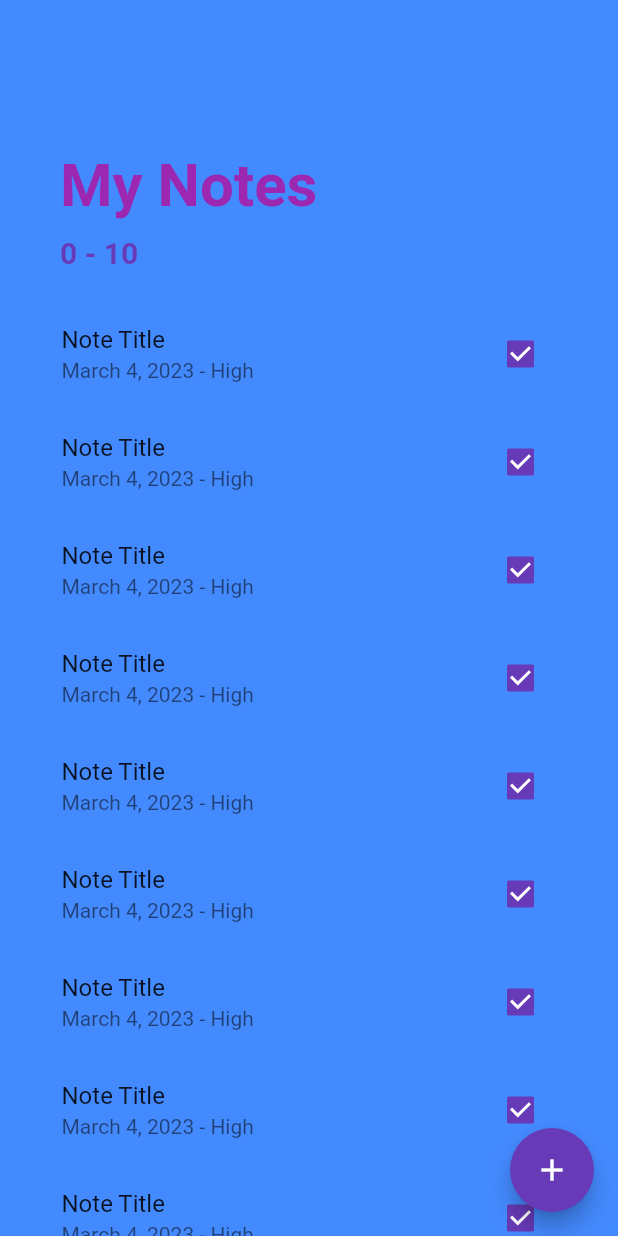
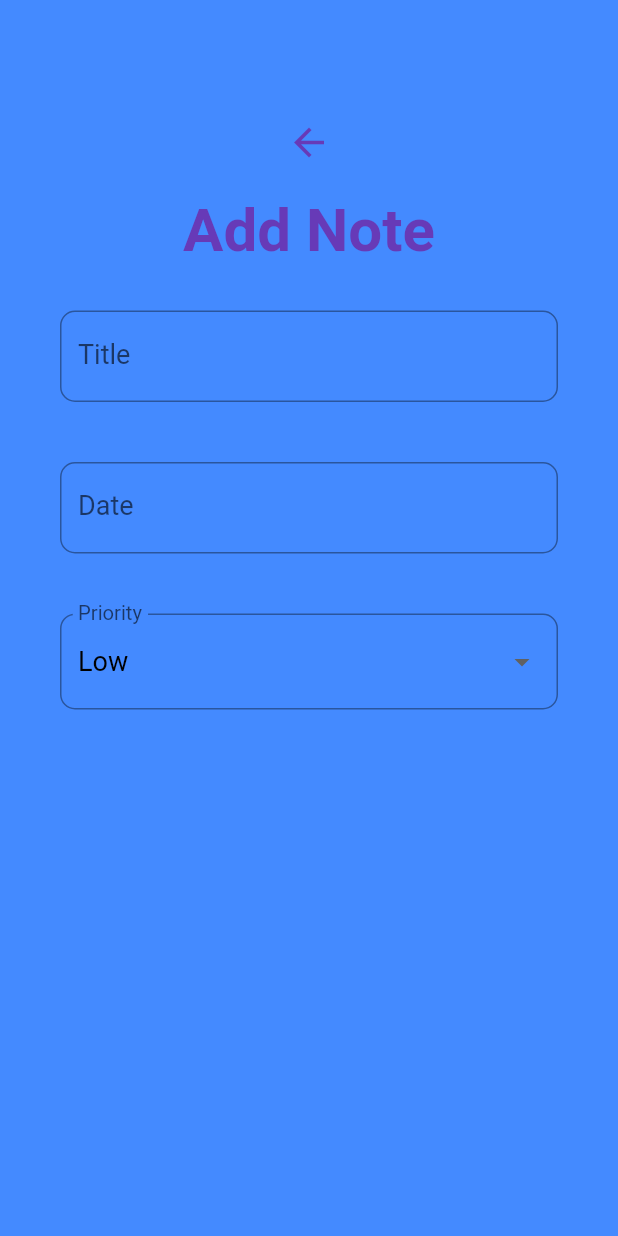
Before and after one commit to ZeggyRaph/Todo, a Flutter app: the screen it shows after launch, after a tap on the "add" icon, on a phone screen of 412 x 824 dp. Run offline on Flutter 3.47's test engine with Material 2 defaults, Android fonts, the phone set to English and light mode, and no system bars.

Commit message:
just designed the add_note_screen

```diff
--- /dev/null
+++ b/lib/screens/add_note_screen.dart
@@ -0,0 +1,137 @@
+import 'package:flutter/material.dart';
+import 'package:intl/intl.dart';
+import 'package:my_todo/screens/home_screen.dart';
+
+class AddNoteScreen extends StatefulWidget {
+  const AddNoteScreen({Key? key}) : super(key: key);
+
+  @override
+  State<AddNoteScreen> createState() => _AddNoteScreenState();
+}
+
+class _AddNoteScreenState extends State<AddNoteScreen> {
+  final _formKey = GlobalKey<FormState>();
+  String _title = '';
+  String _priority = 'Low';
+  DateTime _date = DateTime.now();
+  String btnText = 'Add Note';
+  String titleText = 'Add Note';
+
+  final TextEditingController _dateController = TextEditingController();
+  final DateFormat _dateFormatter = DateFormat('MMM dd, yyyy' );
+  final List<String> _priorities = ['Low', 'Medium', 'High'];
+
+  _handleDatePicker() async{
+    final DateTime? date = await showDatePicker(context: context, initialDate: _date,
+        firstDate: DateTime(2000), lastDate: DateTime(2100));
+    if(date != null && date != _date ){
+      setState(() {
+        _date = date;
+      });
+      _dateController.text = _dateFormatter.format(date);
+    }
+  }
+  @override
+  Widget build(BuildContext context) {
+    return Scaffold(
+      backgroundColor:Colors.blueAccent ,
+      body: GestureDetector(
+        onTap: (){},
+        child: SingleChildScrollView(
+          child: Container(
+            padding: const EdgeInsets.symmetric(
+              horizontal: 40.0,
+                vertical: 80,
+            ),
+            child: Column( children:<Widget> [
+              GestureDetector(
+                onTap: () => Navigator.pushReplacement(context,
+                    MaterialPageRoute(builder: (_) => const HomeScreen(),),),
+                child: Icon(Icons.arrow_back,
+                size: 30.0,
+                color: Theme.of(context).primaryColor,),
+              ),
+              const SizedBox(height: 20.0,),
+              const Text('Add Note',
+                style: TextStyle(
+                  color: Colors.deepPurple,
+                  fontSize: 40.0,
+                  fontWeight: FontWeight.bold
+                ),),
+              const SizedBox(height: 10.0,),
+              Form(
+                key: _formKey,
+              child: Column(
+                children:  [
+                  Padding(
+                      padding:
+                      const EdgeInsets.symmetric(vertical: 20.0),
+                  child: TextFormField(
+                    style: const TextStyle(
+                        fontSize:18.0 ),
+                    decoration: InputDecoration(
+                      labelText: 'Title',
+                      labelStyle: const TextStyle(fontSize: 18.0),
+                      border: OutlineInputBorder(
+                        borderRadius: BorderRadius.circular(10),
+                      ),
+                    ),
+                  ),),
+                  Padding(
+                    padding:
+                    const EdgeInsets.symmetric(vertical: 20.0),
+                    child: TextFormField(
+                      readOnly: true,
+                      controller: _dateController,
+                      onTap: _handleDatePicker,
+                      style: const TextStyle(
+                          fontSize:18.0 ),
+                      decoration: InputDecoration(
+                        labelText: 'Date',
+                        labelStyle: const TextStyle(fontSize: 18.0),
+                        border: OutlineInputBorder(
+                          borderRadius: BorderRadius.circular(10),
+                       ),
+                      ),
+                    ),),
+                  Padding(
+                    padding:
+                    const EdgeInsets.symmetric(
+                    vertical: 20.0
+                  ),
+                    child: DropdownButtonFormField(
+                      items: _priorities.map((String priority){
+                        return DropdownMenuItem(
+                          value: priority,
+                          child: Text(priority,
+                        style: const TextStyle(
+                          color: Colors.black,
+                          fontSize: 18.0,
+                        ),),);
+                      }).toList(),
+                      style: const TextStyle(fontSize: 18.0),
+                      decoration: InputDecoration(
+                        labelText: 'Priority',
+                        labelStyle: const TextStyle(fontSize: 18.0),
+                        border: OutlineInputBorder(
+                          borderRadius: BorderRadius.circular(10),
+                        ),
+                      ),
+                      value: _priority,
+                      onChanged: (value) {
+                        setState(() {
+                          _priority = value.toString();
+                        });
+                      },
+                    ),
+                  ),
+                ],
+              ),),
+            ]),
+          ),
+        ),
+      ),
+
+    );
+  }
+}
--- a/lib/screens/home_screen.dart
+++ b/lib/screens/home_screen.dart
@@ -1,4 +1,6 @@
+import 'package:flutter/cupertino.dart';
 import 'package:flutter/material.dart';
+import 'package:my_todo/screens/add_note_screen.dart';
 
 
 
@@ -32,7 +34,10 @@ class _HomeScreenState extends State<HomeScreen> {
       backgroundColor: Colors.blueAccent,
       floatingActionButton: FloatingActionButton(
         backgroundColor: Theme.of(context).primaryColor,
-        onPressed: (){},
+        onPressed: (){
+          Navigator.push(context, CupertinoPageRoute(
+            builder: (_) => const AddNoteScreen(),),);
+        },
         child: const Icon(Icons.add),
       ),
       body: ListView.builder(
```
